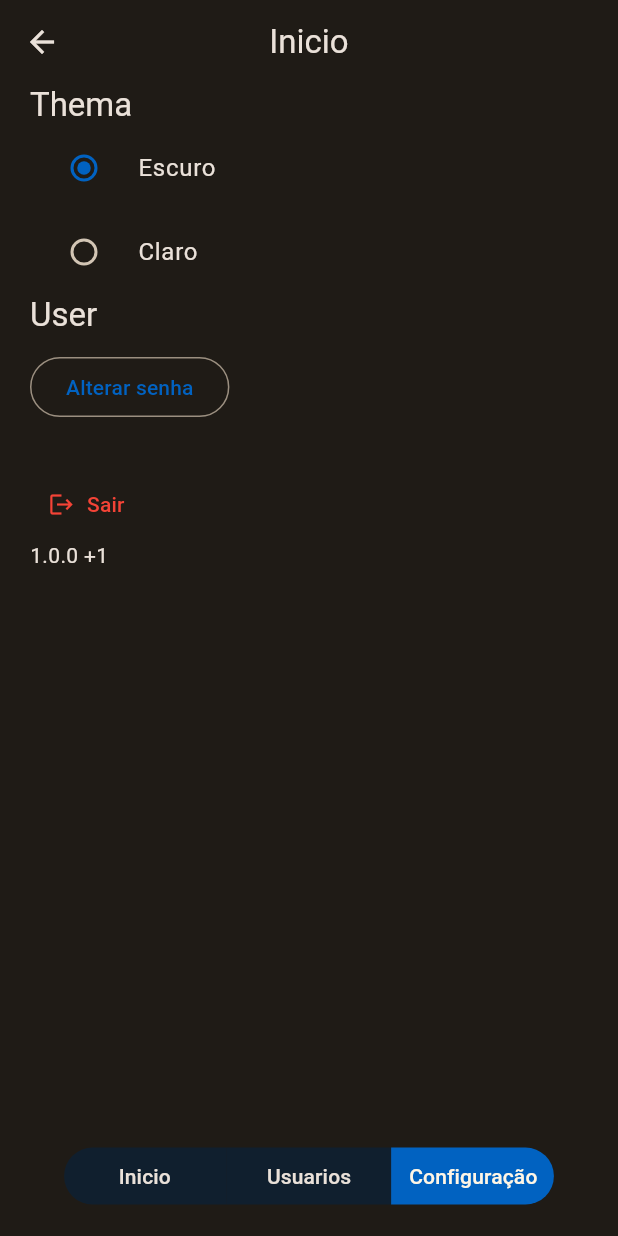
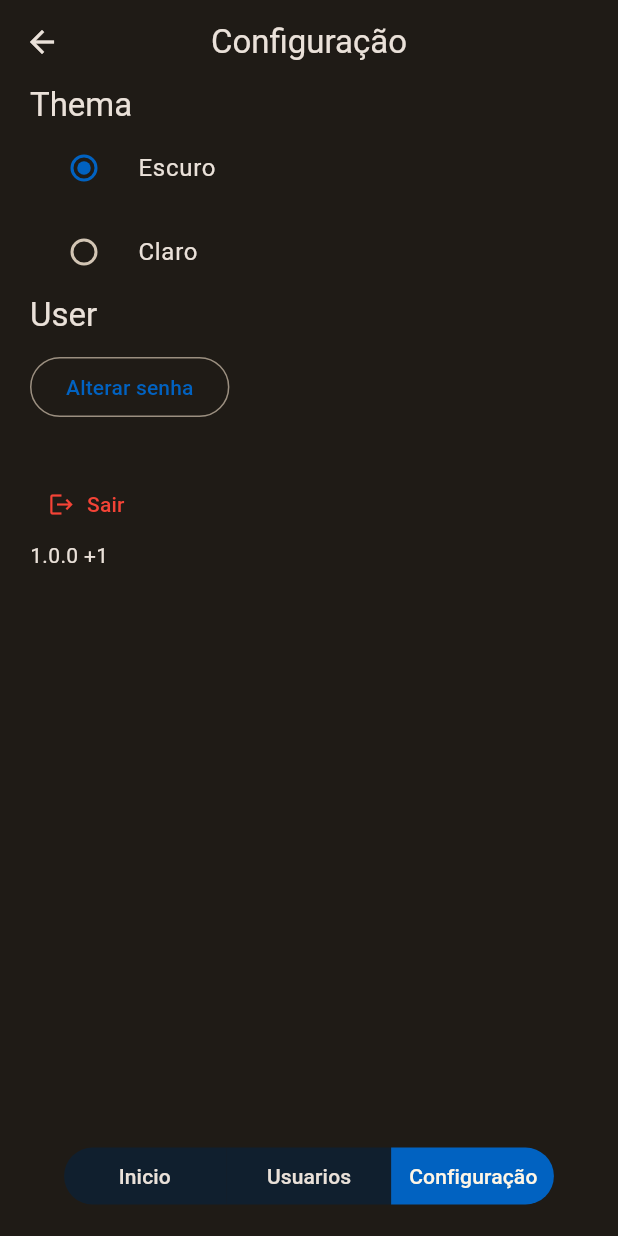
Before and after one commit to KallewMachado/control-data-front, a Flutter app: the HomePage screen opened by its route, item 3 of the bottom bar chosen, on a phone screen of 412 x 824 dp. Run offline on Flutter 3.47's test engine with Material 3 defaults, Android fonts, the phone set to English and light mode, and no system bars; our stand-ins replace brasil_fields, connectivity_plus, flutter_dotenv, flutter_mobx, flutter_modular, hive_flutter and 5 more; accounts and stored records are empty; generated files the repository leaves out were written again.

Commit message:
fix: init and text title

```diff
--- a/lib/app/modules/home/views/home_page.dart
+++ b/lib/app/modules/home/views/home_page.dart
@@ -1,10 +1,12 @@
 import 'dart:async';
 import 'dart:developer' as developer;
 
+import 'package:control_data/app/core/utils/enum.dart';
 import 'package:control_data/app/core/utils/routes.dart';
 import 'package:control_data/app/modules/home/views/home_store.dart';
 import 'package:control_data/app/modules/home/views/widgets/bottom_navigate_widget.dart';
 import 'package:flutter/material.dart';
+import 'package:flutter_mobx/flutter_mobx.dart';
 import 'package:flutter_modular/flutter_modular.dart';
 import 'package:internet_connection_checker/internet_connection_checker.dart';
 import '../../../core/store/app_store.dart';
@@ -33,6 +35,8 @@ class _HomePageState extends State<HomePage> {
     super.initState();
     _appStore = Modular.get<AppStore>();
     _homeStore = Modular.get<HomeStore>();
+
+    _homeStore.changeSelectionPage({Pages.initial});
 
     Modular.to.navigate(routesPath.home.initial);
 
@@ -82,10 +86,12 @@ class _HomePageState extends State<HomePage> {
 
     return Scaffold(
       appBar: AppBar(
-        title: Text(
-          _homeStore.selection.first.title,
-          style: theme.textTheme.titleLarge,
-        ),
+        title: Observer(builder: (context) {
+          return Text(
+            _homeStore.selection.first.title,
+            style: theme.textTheme.titleLarge,
+          );
+        }),
         centerTitle: true,
       ),
       body: const RouterOutlet(),
```
